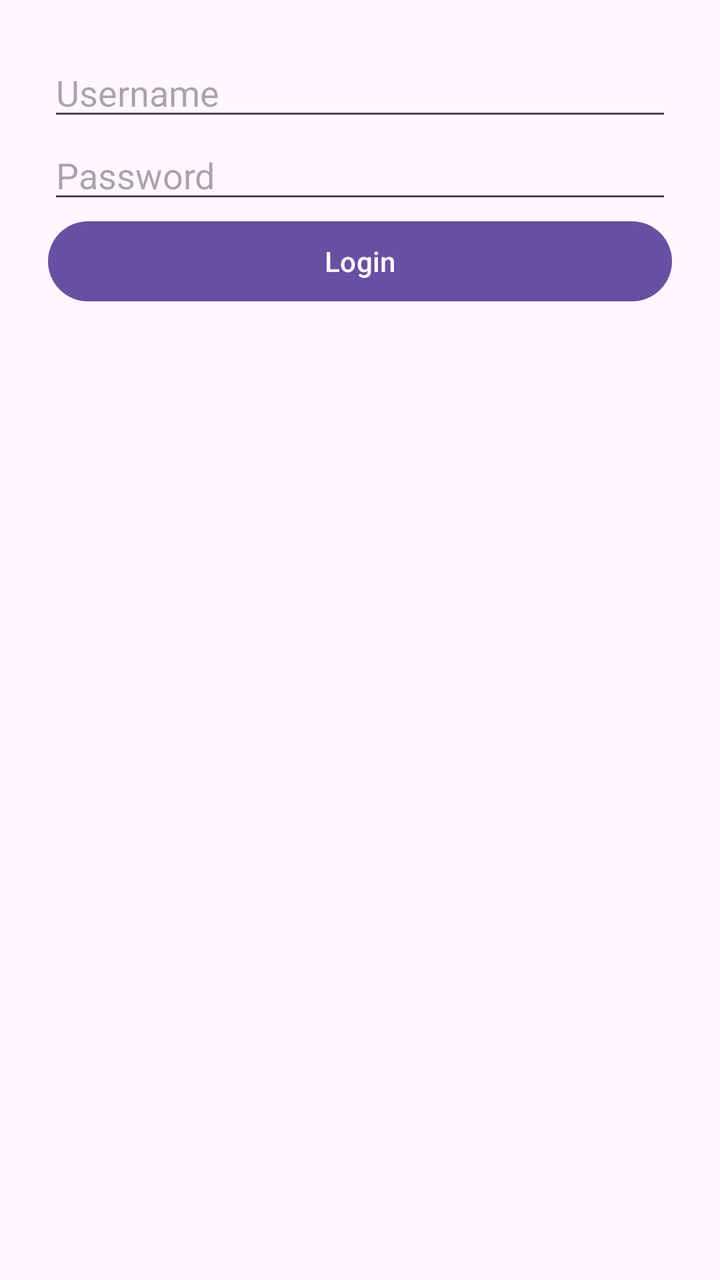
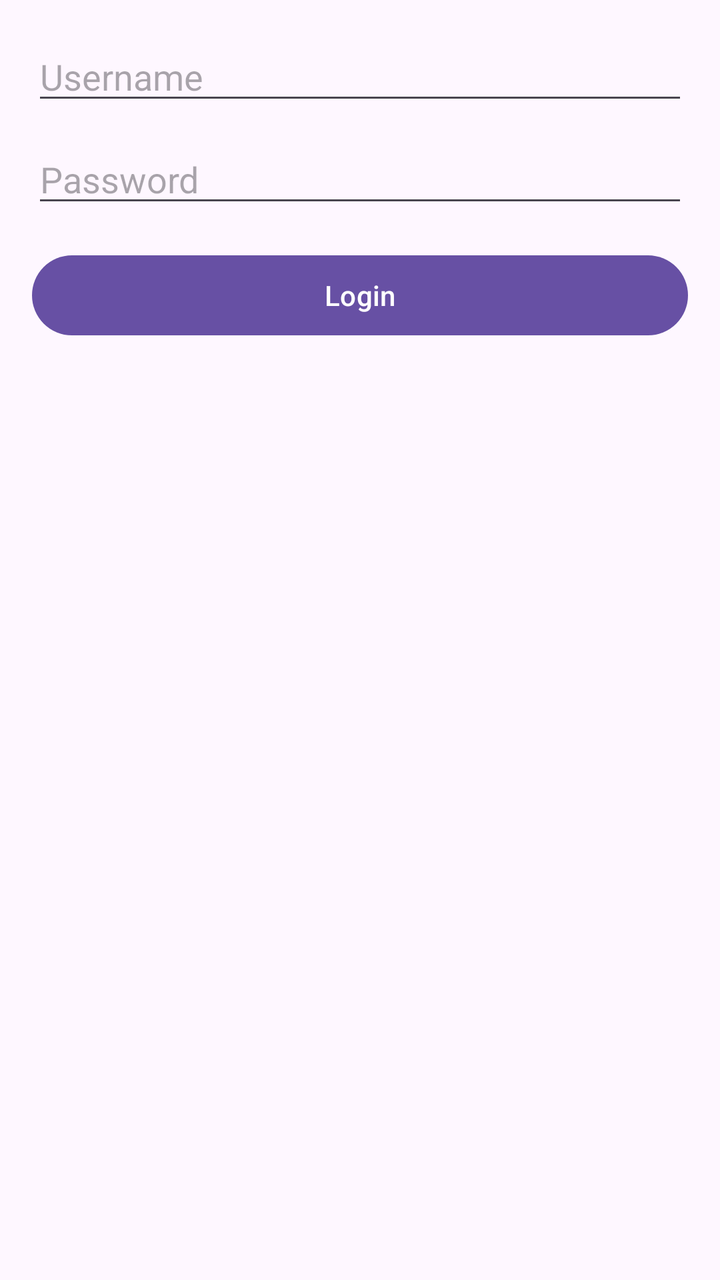

Before-and-after screenshots of an Android layout around one commit, followed by the original layout XML and the change that was made.
<!-- AndroidManifest.xml: application theme Theme.SmartBudget -->
<!-- res/layout/activity_main.xml -->
<?xml version="1.0" encoding="utf-8"?>
<LinearLayout
    xmlns:android="http://schemas.android.com/apk/res/android"
    android:layout_width="match_parent"
    android:layout_height="match_parent"
    android:orientation="vertical"
    android:padding="24dp">

    <EditText
        android:id="@+id/username"
        android:layout_width="match_parent"
        android:layout_height="wrap_content"
        android:hint="Username" />

    <EditText
        android:id="@+id/password"
        android:layout_width="match_parent"
        android:layout_height="wrap_content"
        android:hint="Password"
        android:inputType="textPassword" />

    <Button
        android:id="@+id/loginBtn"
        android:layout_width="match_parent"
        android:layout_height="wrap_content"
        android:text="Login" />

</LinearLayout>
<!-- resources referenced by this layout -->
<resources>
  <style name="Theme.SmartBudget" parent="Base.Theme.SmartBudget" />
  <style name="Base.Theme.SmartBudget" parent="Theme.Material3.DayNight.NoActionBar">
          
          
      </style>
</resources>

<!-- the commit's change to res/layout/activity_main.xml (unified diff, before → after) -->
@@ -1,28 +1,35 @@
 <?xml version="1.0" encoding="utf-8"?>
-<LinearLayout
-    xmlns:android="http://schemas.android.com/apk/res/android"
+<LinearLayout xmlns:android="http://schemas.android.com/apk/res/android"
     android:layout_width="match_parent"
     android:layout_height="match_parent"
     android:orientation="vertical"
-    android:padding="24dp">
+    android:padding="16dp">
 
+    
     <EditText
         android:id="@+id/username"
         android:layout_width="match_parent"
         android:layout_height="wrap_content"
-        android:hint="Username" />
+        android:hint="@string/username"
+        android:inputType="textEmailAddress"
+        android:autofillHints="username" />
 
+    
     <EditText
         android:id="@+id/password"
         android:layout_width="match_parent"
         android:layout_height="wrap_content"
-        android:hint="Password"
-        android:inputType="textPassword" />
+        android:hint="@string/password"
+        android:layout_marginTop="10dp"
+        android:inputType="textPassword"
+        android:autofillHints="password" />
 
+    
     <Button
         android:id="@+id/loginBtn"
         android:layout_width="match_parent"
         android:layout_height="wrap_content"
-        android:text="Login" />
+        android:text="@string/login"
+        android:layout_marginTop="15dp" />
 
 </LinearLayout>
<!-- resource entries referenced after the edit -->
@@ -1,5 +1,8 @@
 <!-- resources referenced by this layout -->
 <resources>
+  <string name="login">Login</string>
+  <string name="password">Password</string>
+  <string name="username">Username</string>
   <style name="Theme.SmartBudget" parent="Base.Theme.SmartBudget" />
   <style name="Base.Theme.SmartBudget" parent="Theme.Material3.DayNight.NoActionBar">
           
